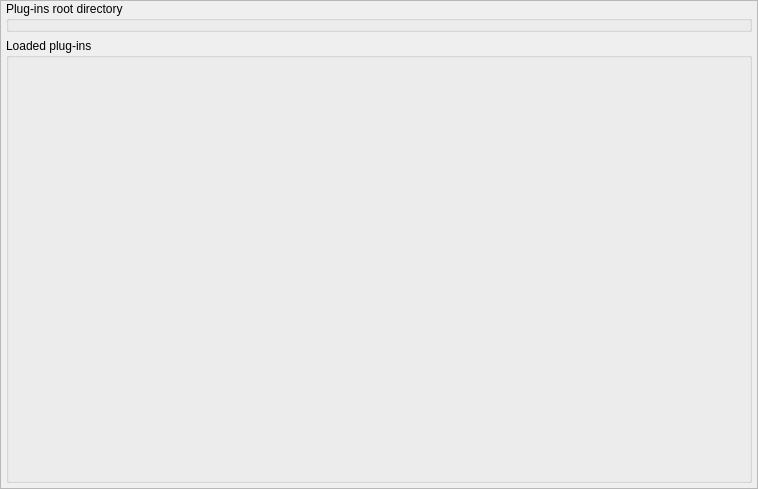
Old version of the form libs/libgui/ui/settings/pluginsconfigwidget.ui in the repository arichiardi/pgmodeler.
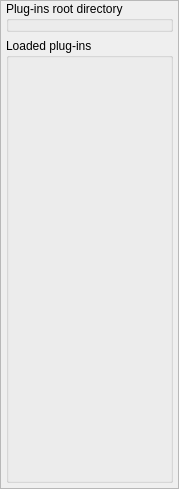
New version of the form.

```diff
--- a/libs/libgui/ui/settings/pluginsconfigwidget.ui
+++ b/libs/libgui/ui/settings/pluginsconfigwidget.ui
@@ -6,7 +6,7 @@
    <rect>
     <x>0</x>
     <y>0</y>
-    <width>758</width>
+    <width>179</width>
     <height>489</height>
    </rect>
   </property>
```
